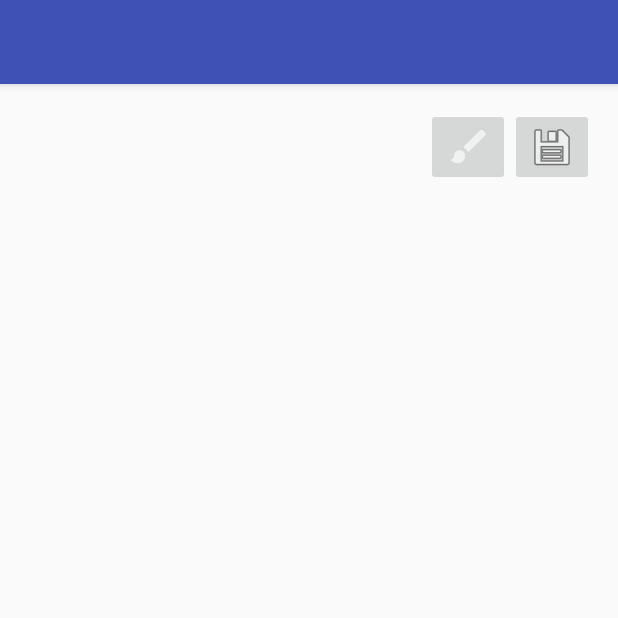
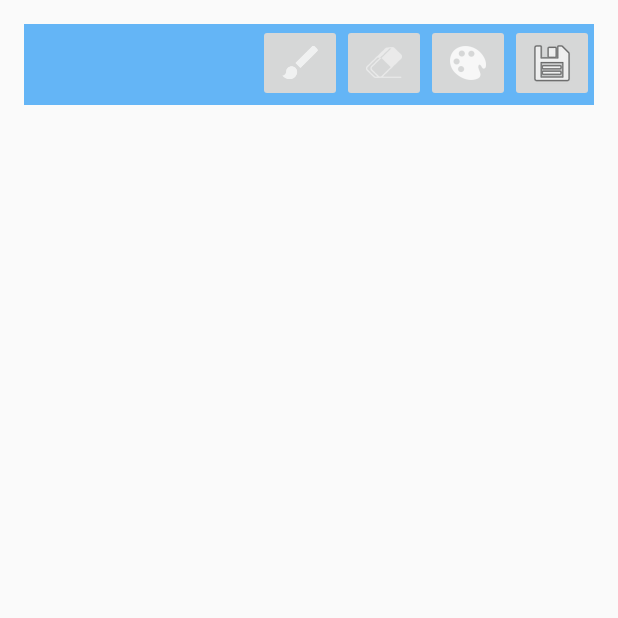
Before and after one commit to leftea/cmpt381, an Android app: the DrawIdeaCanvasActivity screen opened directly, with no data from a screen before it, on a phone screen of 412 x 824 dp, the top half of it. Run offline under Robolectric (Android 15) with nearby library versions, the phone set to English and light mode, and no system bars.

Commit message:
Added transition from DrawIVactivity to MainActivity, icons, etc

```diff
--- a/app/src/main/java/com/example/wizard/cmpt381/DrawIdeaCanvasActivity.java
+++ b/app/src/main/java/com/example/wizard/cmpt381/DrawIdeaCanvasActivity.java
@@ -1,8 +1,10 @@
 package com.example.wizard.cmpt381;
 
 import android.app.Activity;
+import android.content.Intent;
 import android.graphics.Color;
 import android.graphics.Paint;
+import android.graphics.PorterDuff;
 import android.os.Bundle;
 import android.support.design.widget.FloatingActionButton;
 import android.support.design.widget.Snackbar;
@@ -11,10 +13,11 @@ import android.support.v7.widget.Toolbar;
 import android.view.LayoutInflater;
 import android.view.Menu;
 import android.view.MenuInflater;
+import android.view.MotionEvent;
 import android.view.View;
 import android.view.ViewGroup;
 import android.widget.ImageButton;
-
+import android.view.View.OnTouchListener;
 public class DrawIdeaCanvasActivity extends AppCompatActivity {
 
 /*TODO
@@ -23,6 +26,8 @@ public class DrawIdeaCanvasActivity extends AppCompatActivity {
 
  */
     IdeaCanvasView icv;
+    Boolean paintSelected;
+
     //Uncomment for original onCreate
     //@Override
     //protected void onCreate(Bundle savedInstanceState) {
@@ -34,9 +39,29 @@ public class DrawIdeaCanvasActivity extends AppCompatActivity {
     @Override
     protected void onCreate(Bundle savedInstanceState) {
         super.onCreate(savedInstanceState);
-        setContentView(R.layout.activity_draw_idea_canvas);
+        setContentView(R.layout.content_draw_idea_canvas);
+        icv = (IdeaCanvasView) findViewById(R.id.ideaCanvasView);
+        icv.setClickable(false);
+        findViewById(R.id.imageButton3).setOnClickListener(new View.OnClickListener() {
+            @Override
+            public void onClick(View v) {
+                startActivity(new Intent(DrawIdeaCanvasActivity.this, DrawIdeaVisualizationActivity.class));
+            }
+        });
     }
 
+    public void enableDrawing(View v){
+        ImageButton view = (ImageButton) v;
+        if (icv.isClickable()) {
+            view.getBackground().clearColorFilter();
+            view.invalidate();
+            icv.setClickable(false);
+        } else {
+            view.getBackground().setColorFilter(0x77000000, PorterDuff.Mode.SRC_ATOP);
+            v.invalidate();
+            icv.setClickable(true);
+        }
+    }
 
     //Uncomment for Menu
  //   @Override
--- a/app/src/main/java/com/example/wizard/cmpt381/IdeaCanvas.java
+++ b/app/src/main/java/com/example/wizard/cmpt381/IdeaCanvas.java
@@ -1,8 +1,119 @@
 package com.example.wizard.cmpt381;
+
+import android.content.Context;
+import android.graphics.Bitmap;
+import android.graphics.Canvas;
+import android.graphics.Color;
+import android.graphics.Paint;
+import android.graphics.Path;
+import android.util.AttributeSet;
+import android.view.MotionEvent;
+import android.view.View;
 
 /**
  * IdeaCanvas data model
  * holds information about the fully featured canvas for the idea.
  */
 public class IdeaCanvas {
+        public int width;
+        public  int height;
+        private Bitmap mBitmap;
+        private Canvas mCanvas;
+        private Path mPath;
+        private Paint mBitmapPaint;
+        private Paint circlePaint;
+        private Path circlePath;
+        private Paint mPaint;
+
+        public IdeaCanvas() {
+            mPath = new Path();
+            mBitmapPaint = new Paint(Paint.DITHER_FLAG);
+            circlePaint = new Paint();
+            circlePath = new Path();
+            circlePaint.setAntiAlias(true);
+            circlePaint.setColor(Color.BLUE);
+            circlePaint.setStyle(Paint.Style.STROKE);
+            circlePaint.setStrokeJoin(Paint.Join.MITER);
+            circlePaint.setStrokeWidth(4f);
+            mPaint = new Paint();
+            mPaint.setAntiAlias(true);
+            mPaint.setDither(true);
+            mPaint.setColor(Color.BLACK);
+            mPaint.setStyle(Paint.Style.STROKE);
+            mPaint.setStrokeJoin(Paint.Join.ROUND);
+            mPaint.setStrokeCap(Paint.Cap.ROUND);
+            mPaint.setStrokeWidth(12);
+        }
+
+    public int getWidth() {
+        return width;
+    }
+
+    public void setWidth(int width) {
+        this.width = width;
+    }
+
+    public int getHeight() {
+        return height;
+    }
+
+    public void setHeight(int height) {
+        this.height = height;
+    }
+
+    public Bitmap getmBitmap() {
+        return mBitmap;
+    }
+
+    public void setmBitmap(Bitmap mBitmap) {
+        this.mBitmap = mBitmap;
+    }
+
+    public Canvas getmCanvas() {
+        return mCanvas;
+    }
+
+    public void setmCanvas(Canvas mCanvas) {
+        this.mCanvas = mCanvas;
+    }
+
+    public Path getmPath() {
+        return mPath;
+    }
+
+    public void setmPath(Path mPath) {
+        this.mPath = mPath;
+    }
+
+    public Paint getmBitmapPaint() {
+        return mBitmapPaint;
+    }
+
+    public void setmBitmapPaint(Paint mBitmapPaint) {
+        this.mBitmapPaint = mBitmapPaint;
+    }
+
+    public Paint getCirclePaint() {
+        return circlePaint;
+    }
+
+    public void setCirclePaint(Paint circlePaint) {
+        this.circlePaint = circlePaint;
+    }
+
+    public Path getCirclePath() {
+        return circlePath;
+    }
+
+    public void setCirclePath(Path circlePath) {
+        this.circlePath = circlePath;
+    }
+
+    public Paint getmPaint() {
+        return mPaint;
+    }
+
+    public void setmPaint(Paint mPaint) {
+        this.mPaint = mPaint;
+    }
 }
--- a/app/src/main/java/com/example/wizard/cmpt381/IdeaCanvasView.java
+++ b/app/src/main/java/com/example/wizard/cmpt381/IdeaCanvasView.java
@@ -18,6 +18,7 @@ import android.view.View;
 public class IdeaCanvasView extends View {
 //    private IdeaCanvas model;  TODO: Turn stuff in here into IC Model
 
+    private IdeaCanvas model;
     public int width;
     public  int height;
     private Bitmap mBitmap;
@@ -32,88 +33,39 @@ public class IdeaCanvasView extends View {
     public IdeaCanvasView(Context c) {
         super(c);
         context=c;
-        mPath = new Path();
-        mBitmapPaint = new Paint(Paint.DITHER_FLAG);
-        circlePaint = new Paint();
-        circlePath = new Path();
-        circlePaint.setAntiAlias(true);
-        circlePaint.setColor(Color.BLUE);
-        circlePaint.setStyle(Paint.Style.STROKE);
-        circlePaint.setStrokeJoin(Paint.Join.MITER);
-        circlePaint.setStrokeWidth(4f);
-        mPaint = new Paint();
-        mPaint.setAntiAlias(true);
-        mPaint.setDither(true);
-        mPaint.setColor(Color.BLACK);
-        mPaint.setStyle(Paint.Style.STROKE);
-        mPaint.setStrokeJoin(Paint.Join.ROUND);
-        mPaint.setStrokeCap(Paint.Cap.ROUND);
-        mPaint.setStrokeWidth(12);
+        model = new IdeaCanvas();
     }
     public IdeaCanvasView(Context context, AttributeSet attrs) {
         super(context, attrs, 0);
-        this.context=context;
-        mPath = new Path();
-        mBitmapPaint = new Paint(Paint.DITHER_FLAG);
-        circlePaint = new Paint();
-        circlePath = new Path();
-        circlePaint.setAntiAlias(true);
-        circlePaint.setColor(Color.BLUE);
-        circlePaint.setStyle(Paint.Style.STROKE);
-        circlePaint.setStrokeJoin(Paint.Join.MITER);
-        circlePaint.setStrokeWidth(4f);
-        mPaint = new Paint();
-        mPaint.setAntiAlias(true);
-        mPaint.setDither(true);
-        mPaint.setColor(Color.BLACK);
-        mPaint.setStyle(Paint.Style.STROKE);
-        mPaint.setStrokeJoin(Paint.Join.ROUND);
-        mPaint.setStrokeCap(Paint.Cap.ROUND);
-        mPaint.setStrokeWidth(12);
+        this.context = context;
+        model = new IdeaCanvas();
     }
     public IdeaCanvasView(Context context, AttributeSet attrs, int defStyleAttr) {
         super(context, attrs, defStyleAttr, 0);
         this.context=context;
-        mPath = new Path();
-        mBitmapPaint = new Paint(Paint.DITHER_FLAG);
-        circlePaint = new Paint();
-        circlePath = new Path();
-        circlePaint.setAntiAlias(true);
-        circlePaint.setColor(Color.BLUE);
-        circlePaint.setStyle(Paint.Style.STROKE);
-        circlePaint.setStrokeJoin(Paint.Join.MITER);
-        circlePaint.setStrokeWidth(4f);
-        mPaint = new Paint();
-        mPaint.setAntiAlias(true);
-        mPaint.setDither(true);
-        mPaint.setColor(Color.BLACK);
-        mPaint.setStyle(Paint.Style.STROKE);
-        mPaint.setStrokeJoin(Paint.Join.ROUND);
-        mPaint.setStrokeCap(Paint.Cap.ROUND);
-        mPaint.setStrokeWidth(12);
+        model = new IdeaCanvas();
     }
     @Override
     protected void onSizeChanged(int w, int h, int oldw, int oldh) {
         super.onSizeChanged(w, h, oldw, oldh);
-
-        mBitmap = Bitmap.createBitmap(w, h, Bitmap.Config.ARGB_8888);
-        mCanvas = new Canvas(mBitmap);
+        model.setmBitmap(Bitmap.createBitmap(w, h, Bitmap.Config.ARGB_8888));
+        model.setmCanvas(new Canvas(model.getmBitmap()));
     }
 
     @Override
     protected void onDraw(Canvas canvas) {
         super.onDraw(canvas);
-            canvas.drawBitmap(mBitmap, 0, 0, mBitmapPaint);
-            canvas.drawPath(mPath, mPaint);
-            canvas.drawPath(circlePath, circlePaint);
+            canvas.drawBitmap(model.getmBitmap(), 0, 0, model.getmBitmapPaint());
+            canvas.drawPath(model.getmPath(), model.getmPaint());
+            canvas.drawPath(model.getCirclePath(), model.getCirclePaint());
     }
 
     private float mX, mY;
     private static final float TOUCH_TOLERANCE = 4;
 
     private void touch_start(float x, float y) {
-        mPath.reset();
-        mPath.moveTo(x, y);
+        model.getmPath().reset();
+        model.getmPath().moveTo(x, y);
         mX = x;
         mY = y;
     }
@@ -122,22 +74,22 @@ public class IdeaCanvasView extends View {
         float dx = Math.abs(x - mX);
         float dy = Math.abs(y - mY);
         if (dx >= TOUCH_TOLERANCE || dy >= TOUCH_TOLERANCE) {
-            mPath.quadTo(mX, mY, (x + mX)/2, (y + mY)/2);
+            model.getmPath().quadTo(mX, mY, (x + mX)/2, (y + mY)/2);
             mX = x;
             mY = y;
 
-            circlePath.reset();
-            circlePath.addCircle(mX, mY, 30, Path.Direction.CW);
+            model.getCirclePath().reset();
+            model.getCirclePath().addCircle(mX, mY, 30, Path.Direction.CW);
         }
     }
 
     private void touch_up() {
-        mPath.lineTo(mX, mY);
-        circlePath.reset();
+        model.getmPath().lineTo(mX, mY);
+        model.getCirclePath().reset();
         // commit the path to our offscreen
-        mCanvas.drawPath(mPath,  mPaint);
+        model.getmCanvas().drawPath(model.getmPath(),  model.getmPaint());
         // kill this so we don't double draw
-        mPath.reset();
+        model.getmPath().reset();
     }
 
     @Override
--- a/app/src/main/res/layout/content_draw_idea_canvas.xml
+++ b/app/src/main/res/layout/content_draw_idea_canvas.xml
@@ -16,11 +16,12 @@
     <LinearLayout
         android:orientation="horizontal"
         android:layout_width="match_parent"
-        android:layout_height="60dp"
+        android:layout_height="54dp"
         android:layout_alignParentTop="true"
         android:layout_alignParentEnd="true"
         android:gravity="right"
-        android:id="@+id/linearLayout">
+        android:id="@+id/linearLayout"
+        android:background="#64b5f6">
 
         <ImageButton
             android:layout_width="wrap_content"
@@ -33,8 +34,21 @@
         <ImageButton
             android:layout_width="wrap_content"
             android:layout_height="wrap_content"
+            android:id="@+id/imageButton5"
+            android:src="@drawable/ic_action_eraser" />
+
+        <ImageButton
+            android:layout_width="wrap_content"
+            android:layout_height="wrap_content"
+            android:id="@+id/imageButton4"
+            android:src="@drawable/ic_action_palette" />
+
+        <ImageButton
+            android:layout_width="wrap_content"
+            android:layout_height="wrap_content"
             android:id="@+id/imageButton3"
-            android:src="@android:drawable/ic_menu_save" />
+            android:src="@android:drawable/ic_menu_save"
+            android:contentDescription="@string/canvas" />
 
     </LinearLayout>
 
@@ -46,7 +60,7 @@
         <com.example.wizard.cmpt381.IdeaCanvasView
             android:layout_width="wrap_content"
             android:layout_height="wrap_content"
-            android:id="@+id/view"
+            android:id="@+id/ideaCanvasView"
             android:layout_gravity="center" />
     </FrameLayout>
 
--- a/app/src/main/res/values/strings.xml
+++ b/app/src/main/res/values/strings.xml
@@ -5,4 +5,5 @@
     <string name="action_add">action_add</string>
     <string name="action_settings">action_settings</string>
     <string name="action_image_brush">action_image_brush</string>
+    <string name="canvas">canvas</string>
 </resources>
```
Also changed, not shown: app/src/main/java/com/example/wizard/cmpt381/DrawIdeaVisualizationActivity.java (+10 -3 lines), app/src/main/res/layout/content_draw_idea_visualization.xml (+13 -0 lines), app/src/main/res/drawable-hdpi/ic_action_eraser.png (added), app/src/main/res/drawable-hdpi/ic_action_palette.png (added), app/src/main/res/drawable-mdpi/ic_action_eraser.png (added), app/src/main/res/drawable-mdpi/ic_action_palette.png (added), app/src/main/res/drawable-xhdpi/ic_action_eraser.png (added), app/src/main/res/drawable-xhdpi/ic_action_palette.png (added), app/src/main/res/drawable-xxhdpi/ic_action_eraser.png (added), app/src/main/res/drawable-xxhdpi/ic_action_palette.png (added).
